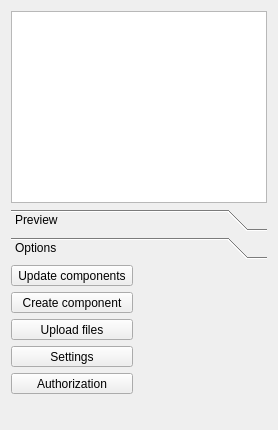
This is CdbsModules/cadbase_library.ui in mnnxp/cadbaselibrary-freecad as Qt 5 draws it before an edit. The edited form follows.
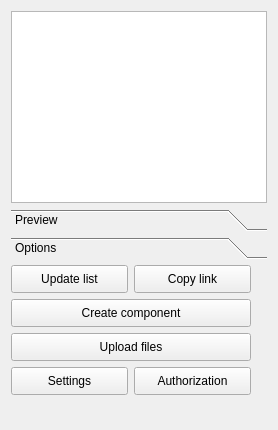
This is the edited form.

Commit message: add vertical row and copy button

The edit to the form file:
```diff
--- a/CdbsModules/cadbase_library.ui
+++ b/CdbsModules/cadbase_library.ui
@@ -95,8 +95,8 @@
        </property>
        <property name="minimumSize">
         <size>
-         <width>70</width>
-         <height>60</height>
+         <width>240</width>
+         <height>130</height>
         </size>
        </property>
        <layout class="QVBoxLayout" name="verticalLayout_2">
@@ -104,12 +104,14 @@
          <number>6</number>
         </property>
         <property name="sizeConstraint">
-         <enum>QLayout::SetFixedSize</enum>
+         <enum>QLayout::SizeConstraint::SetMaximumSize</enum>
         </property>
+        <item>
+         <layout class="QHBoxLayout" name="horizontalLayout_5">
         <item>
          <widget class="QToolButton" name="updatebutton">
           <property name="sizePolicy">
-           <sizepolicy hsizetype="Expanding" vsizetype="Expanding">
+             <sizepolicy hsizetype="Preferred" vsizetype="Preferred">
             <horstretch>0</horstretch>
             <verstretch>0</verstretch>
            </sizepolicy>
@@ -118,7 +120,7 @@
            <cursorShape>PointingHandCursor</cursorShape>
           </property>
           <property name="text">
-           <string>Update components</string>
+             <string>Update list</string>
           </property>
           <property name="autoExclusive">
            <bool>false</bool>
@@ -126,9 +128,24 @@
          </widget>
         </item>
         <item>
+           <widget class="QToolButton" name="copyurlbutton">
+            <property name="sizePolicy">
+             <sizepolicy hsizetype="Preferred" vsizetype="Preferred">
+              <horstretch>0</horstretch>
+              <verstretch>0</verstretch>
+             </sizepolicy>
+            </property>
+            <property name="text">
+             <string>Copy link</string>
+            </property>
+           </widget>
+          </item>
+         </layout>
+        </item>
+        <item>
          <widget class="QToolButton" name="newcomponentbtn">
           <property name="sizePolicy">
-           <sizepolicy hsizetype="Expanding" vsizetype="Expanding">
+           <sizepolicy hsizetype="Preferred" vsizetype="Preferred">
             <horstretch>0</horstretch>
             <verstretch>0</verstretch>
            </sizepolicy>
@@ -147,7 +164,7 @@
         <item>
          <widget class="QToolButton" name="uploadbutton">
           <property name="sizePolicy">
-           <sizepolicy hsizetype="Expanding" vsizetype="Expanding">
+           <sizepolicy hsizetype="Preferred" vsizetype="Preferred">
             <horstretch>0</horstretch>
             <verstretch>0</verstretch>
            </sizepolicy>
@@ -161,9 +178,11 @@
          </widget>
         </item>
         <item>
+         <layout class="QHBoxLayout" name="horizontalLayout_4">
+          <item>
          <widget class="QToolButton" name="configbutton">
           <property name="sizePolicy">
-           <sizepolicy hsizetype="Expanding" vsizetype="Expanding">
+             <sizepolicy hsizetype="Preferred" vsizetype="Preferred">
             <horstretch>0</horstretch>
             <verstretch>0</verstretch>
            </sizepolicy>
@@ -179,7 +198,7 @@
         <item>
          <widget class="QToolButton" name="tokenbutton">
           <property name="sizePolicy">
-           <sizepolicy hsizetype="Expanding" vsizetype="Expanding">
+             <sizepolicy hsizetype="Preferred" vsizetype="Preferred">
             <horstretch>0</horstretch>
             <verstretch>0</verstretch>
            </sizepolicy>
@@ -191,6 +210,8 @@
            <string>Authorization</string>
           </property>
          </widget>
+          </item>
+         </layout>
         </item>
        </layout>
       </widget>
```
Lines whose indentation alone changed are shown as unchanged.
